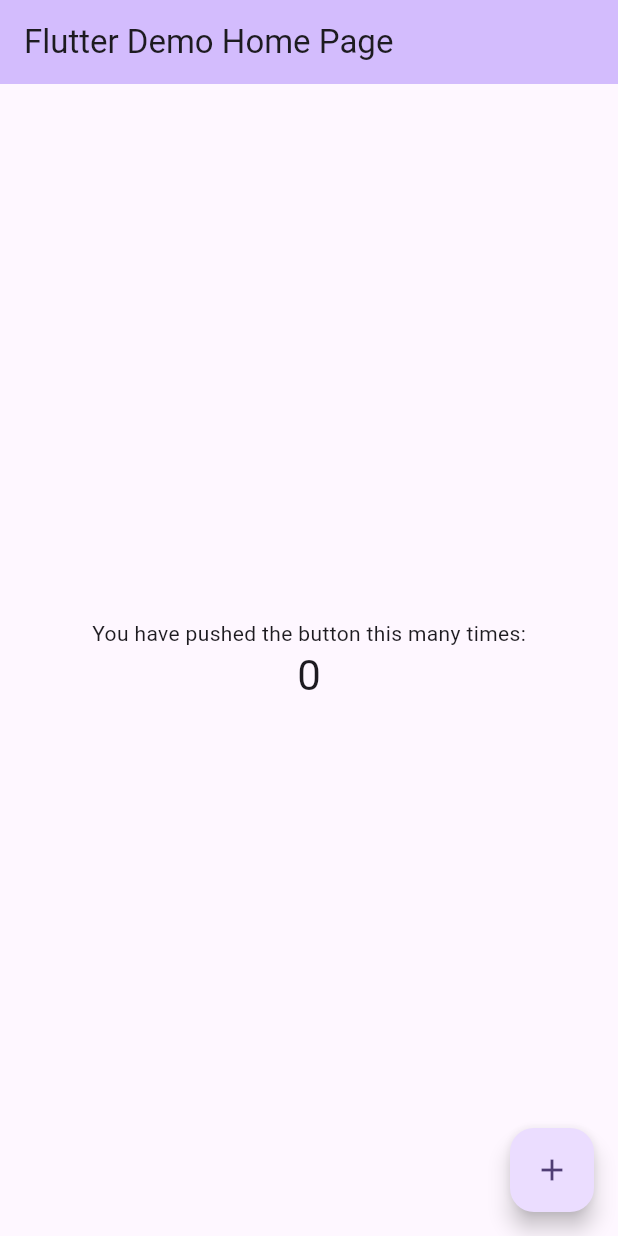
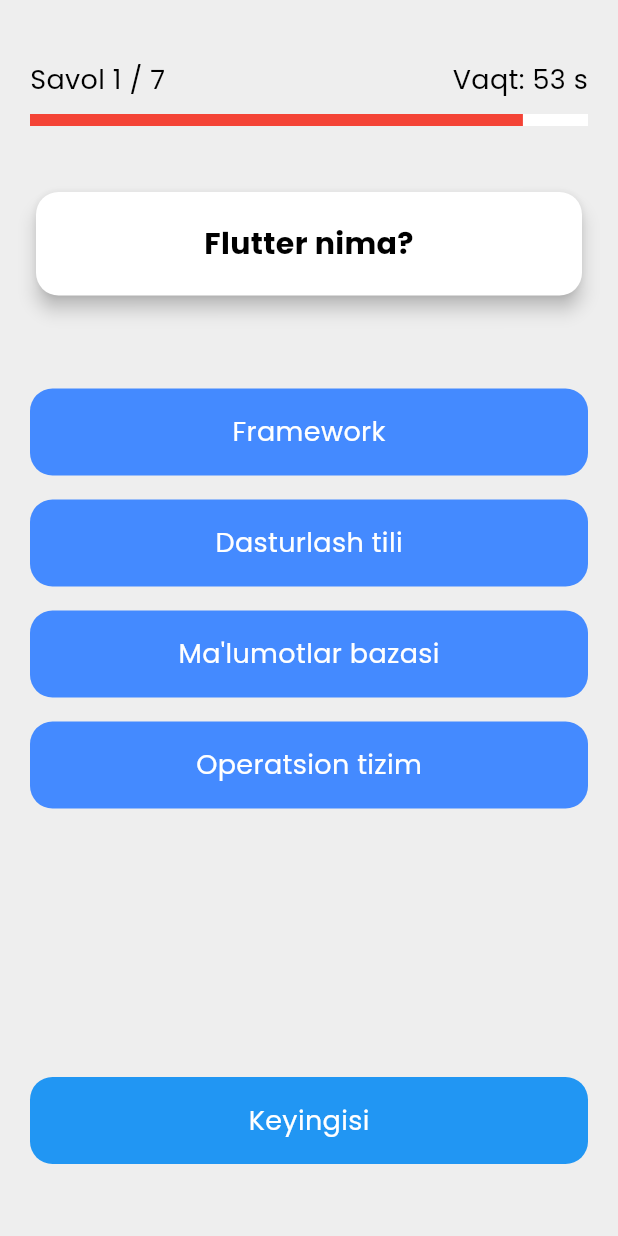
Before and after one commit to lochinbek0505/quiz_bot_front, a Flutter app: the screen it shows after launch, on a phone screen of 412 x 824 dp. Run offline on Flutter 3.47's test engine with Material 3 defaults, Android fonts, the light colour scheme and no system bars; our stand-ins replace fl_chart, google_fonts.

Commit message:
Bir nimalar qo'shdim

```diff
--- /dev/null
+++ b/lib/bot-ui/HomePage.dart
@@ -0,0 +1,275 @@
+import 'dart:async';
+import 'dart:convert';
+
+import 'package:fl_chart/fl_chart.dart';
+import 'package:flutter/material.dart';
+
+import '../model/quiz_model.dart';
+
+class HomePage extends StatefulWidget {
+  @override
+  _HomePageState createState() => _HomePageState();
+}
+
+class _HomePageState extends State<HomePage> {
+  int currentQuestion = 0;
+  int score = 0;
+  int totalTime = 60;
+  Timer? timer;
+  late QuizModel quizModel;
+
+  @override
+  void initState() {
+    super.initState();
+    startTimer();
+
+    String jsonData = '''[
+    {"question": "Flutter nima?", "options": ["Framework", "Dasturlash tili", "Ma'lumotlar bazasi", "Operatsion tizim"], "answer": 0},
+    {"question": "Dartda asosiy funksiya qaysi?", "options": ["start()", "run()", "main()", "execute()"], "answer": 2},
+    {"question": "StatefulWidget nima uchun ishlatiladi?", "options": ["O'zgaruvchan UI yaratish", "Statik UI yaratish", "Backend yozish", "Ma'lumot saqlash"], "answer": 0},
+    {"question": "Dartda String qanday e'lon qilinadi?", "options": ["string name", "String name", "var name = string", "define name = String"], "answer": 1},
+    {"question": "Flutter-da UI yaratish uchun qaysi til ishlatiladi?", "options": ["Java", "Kotlin", "Swift", "Dart"], "answer": 3},
+    {"question": "Flutter-da asosiy UI elementi nima?", "options": ["View", "Widget", "Component", "Element"], "answer": 1},
+    {"question": "setState() metodi qachon chaqiriladi?", "options": ["Ma'lumot o'zgarganda UI yangilash uchun", "Barcha widgetlarni yaratishda", "StatelessWidget ichida", "Ma'lumotni serverga jo'natishda"], "answer": 0}
+    ]''';
+    List<dynamic> jsonList = jsonDecode(jsonData);
+    quizModel = QuizModel.fromJson(jsonList);
+  }
+
+  void startTimer() {
+    timer?.cancel();
+    timer = Timer.periodic(Duration(seconds: 1), (timer) {
+      setState(() {
+        if (totalTime > 0) {
+          totalTime--;
+        } else {
+          timer.cancel();
+          Navigator.push(
+            context,
+            MaterialPageRoute(
+              builder:
+                  (context) =>
+                  ResultPage(
+                    score: score,
+                    total: quizModel.dataListList!.length,
+                  ),
+            ),
+          );
+        }
+      });
+    });
+  }
+
+  void checkAnswer(int selectedIndex) {
+    if (selectedIndex == quizModel.dataListList![currentQuestion].answer) {
+      score++;
+    }
+    setState(() {
+      if (currentQuestion < quizModel.dataListList!.length - 1) {
+        currentQuestion++;
+      } else {
+        timer?.cancel();
+        Navigator.push(
+          context,
+          MaterialPageRoute(
+            builder:
+                (context) =>
+                ResultPage(
+                  score: score,
+                  total: quizModel.dataListList!.length,
+                ),
+          ),
+        );
+      }
+    });
+  }
+
+  @override
+  Widget build(BuildContext context) {
+    return Scaffold(
+      body: Container(
+        padding: EdgeInsets.symmetric(horizontal: 20, vertical: 40),
+        decoration: BoxDecoration(color: Colors.grey.shade200),
+        child: Column(
+          crossAxisAlignment: CrossAxisAlignment.center,
+          children: [
+          Row(
+          mainAxisAlignment: MainAxisAlignment.spaceBetween,
+          children: [
+            Text(
+              "Savol ${currentQuestion + 1} / ${quizModel.dataListList!
+                  .length}",
+              style: TextStyle(fontSize: 18, color: Colors.black),
+            ),
+            Text(
+              "Vaqt: $totalTime s",
+              style: TextStyle(fontSize: 18, color: Colors.black),
+            ),
+          ],
+        ),
+        SizedBox(height: 10),
+        LinearProgressIndicator(
+          value: totalTime / 60,
+          backgroundColor: Colors.white,
+          color: Colors.red,
+          minHeight: 8,
+        ),
+        SizedBox(height: 40),
+        Card(
+          color: Colors.white,
+          elevation: 5,
+          shape: RoundedRectangleBorder(
+            borderRadius: BorderRadius.circular(15),
+          ),
+          child: SizedBox(
+            width: double.infinity,
+            child: Padding(
+              padding: EdgeInsets.all(20),
+              child: Text(
+                quizModel.dataListList![currentQuestion].question!,
+                style: TextStyle(
+                  fontSize: 20,
+                  fontWeight: FontWeight.bold,
+                  color: Colors.black,
+                ),
+                textAlign: TextAlign.center,
+              ),
+            ),
+          ),
+        ),
+        SizedBox(height: 50),
+        Expanded(
+          child: Container(
+            alignment: Alignment.center,
+            child: ListView.builder(
+              itemBuilder: (context, index) {
+                return GestureDetector(
+                  onTap: () => checkAnswer(index),
+                  child: Container(
+                    margin: EdgeInsets.symmetric(vertical: 8),
+                    padding: EdgeInsets.all(16),
+                    decoration: BoxDecoration(
+                      color: Colors.blueAccent,
+                      borderRadius: BorderRadius.circular(15),
+                    ),
+                    child: Center(
+                      child: Text(
+                        quizModel
+                            .dataListList![currentQuestion]
+                            .optionsList![index],
+                        style: TextStyle(fontSize: 18, color: Colors.white),
+                      ),
+                    ),
+                  ),
+                );
+              },
+              itemCount:
+              quizModel
+                  .dataListList![currentQuestion]
+                  .optionsList!
+                  .length,
+            ),
+          ),
+        ),
+        GestureDetector(
+          onTap: () {
+
+          },
+          child: Container(
+            margin: EdgeInsets.symmetric(vertical: 8),
+            padding: EdgeInsets.all(16),
+            decoration: BoxDecoration(
+              color: Colors.blue,
+              borderRadius: BorderRadius.circular(15),
+            ),
+            child: Center(
+              child: Text(
+                "Keyingisi",
+                style: TextStyle(fontSize: 18, color: Colors.white),
+              ),
+            ),
+          ),
+        )
+
+        ],
+      ),
+    ),);
+  }
+}
+
+class ResultPage extends StatelessWidget {
+  final int score;
+  final int total;
+
+  ResultPage({required this.score, required this.total});
+
+  @override
+  Widget build(BuildContext context) {
+    return Scaffold(
+      body: Container(
+        decoration: BoxDecoration(
+          gradient: LinearGradient(
+            colors: [Colors.blue.shade900, Colors.blue.shade600],
+            begin: Alignment.topLeft,
+            end: Alignment.bottomRight,
+          ),
+        ),
+        child: Center(
+          child: Column(
+            mainAxisAlignment: MainAxisAlignment.center,
+            children: [
+              Text(
+                "Sizning natijangiz",
+                style: TextStyle(
+                  fontSize: 22,
+                  fontWeight: FontWeight.bold,
+                  color: Colors.white,
+                ),
+              ),
+              SizedBox(height: 20),
+              Container(
+                height: 200,
+                width: 200,
+                child: PieChart(
+                  PieChartData(
+                    sections: [
+                      PieChartSectionData(
+                        value: score.toDouble(),
+                        title: "$score",
+                        color: Colors.green,
+                        radius: 50,
+                      ),
+                      PieChartSectionData(
+                        value: (total - score).toDouble(),
+                        title: "${total - score}",
+                        color: Colors.red,
+                        radius: 50,
+                      ),
+                    ],
+                  ),
+                ),
+              ),
+              SizedBox(height: 20),
+              ElevatedButton(
+                onPressed: () {
+                  Navigator.pop(context);
+                },
+                style: ElevatedButton.styleFrom(
+                  backgroundColor: Colors.white,
+                  foregroundColor: Colors.blueAccent,
+                  shape: RoundedRectangleBorder(
+                    borderRadius: BorderRadius.circular(10),
+                  ),
+                ),
+                child: Padding(
+                  padding: EdgeInsets.symmetric(horizontal: 30, vertical: 12),
+                  child: Text("Qayta boshlash", style: TextStyle(fontSize: 18)),
+                ),
+              ),
+            ],
+          ),
+        ),
+      ),
+    );
+  }
+}
--- a/lib/main.dart
+++ b/lib/main.dart
@@ -1,122 +1,23 @@
 import 'package:flutter/material.dart';
+import 'package:google_fonts/google_fonts.dart';
+import 'package:fl_chart/fl_chart.dart';
+import 'package:quiz_bot/bot-ui/HomePage.dart';
 
 void main() {
-  runApp(const MyApp());
+  runApp(QuizApp());
 }
 
-class MyApp extends StatelessWidget {
-  const MyApp({super.key});
-
-  // This widget is the root of your application.
+class QuizApp extends StatelessWidget {
   @override
   Widget build(BuildContext context) {
     return MaterialApp(
-      title: 'Flutter Demo',
+      debugShowCheckedModeBanner: false,
       theme: ThemeData(
-        // This is the theme of your application.
-        //
-        // TRY THIS: Try running your application with "flutter run". You'll see
-        // the application has a purple toolbar. Then, without quitting the app,
-        // try changing the seedColor in the colorScheme below to Colors.green
-        // and then invoke "hot reload" (save your changes or press the "hot
-        // reload" button in a Flutter-supported IDE, or press "r" if you used
-        // the command line to start the app).
-        //
-        // Notice that the counter didn't reset back to zero; the application
-        // state is not lost during the reload. To reset the state, use hot
-        // restart instead.
-        //
-        // This works for code too, not just values: Most code changes can be
-        // tested with just a hot reload.
-        colorScheme: ColorScheme.fromSeed(seedColor: Colors.deepPurple),
+        brightness: Brightness.light,
+        primaryColor: Colors.blueAccent,
+        textTheme: GoogleFonts.poppinsTextTheme(),
       ),
-      home: const MyHomePage(title: 'Flutter Demo Home Page'),
+      home: HomePage(),
     );
   }
 }
-
-class MyHomePage extends StatefulWidget {
-  const MyHomePage({super.key, required this.title});
-
-  // This widget is the home page of your application. It is stateful, meaning
-  // that it has a State object (defined below) that contains fields that affect
-  // how it looks.
-
-  // This class is the configuration for the state. It holds the values (in this
-  // case the title) provided by the parent (in this case the App widget) and
-  // used by the build method of the State. Fields in a Widget subclass are
-  // always marked "final".
-
-  final String title;
-
-  @override
-  State<MyHomePage> createState() => _MyHomePageState();
-}
-
-class _MyHomePageState extends State<MyHomePage> {
-  int _counter = 0;
-
-  void _incrementCounter() {
-    setState(() {
-      // This call to setState tells the Flutter framework that something has
-      // changed in this State, which causes it to rerun the build method below
-      // so that the display can reflect the updated values. If we changed
-      // _counter without calling setState(), then the build method would not be
-      // called again, and so nothing would appear to happen.
-      _counter++;
-    });
-  }
-
-  @override
-  Widget build(BuildContext context) {
-    // This method is rerun every time setState is called, for instance as done
-    // by the _incrementCounter method above.
-    //
-    // The Flutter framework has been optimized to make rerunning build methods
-    // fast, so that you can just rebuild anything that needs updating rather
-    // than having to individually change instances of widgets.
-    return Scaffold(
-      appBar: AppBar(
-        // TRY THIS: Try changing the color here to a specific color (to
-        // Colors.amber, perhaps?) and trigger a hot reload to see the AppBar
-        // change color while the other colors stay the same.
-        backgroundColor: Theme.of(context).colorScheme.inversePrimary,
-        // Here we take the value from the MyHomePage object that was created by
-        // the App.build method, and use it to set our appbar title.
-        title: Text(widget.title),
-      ),
-      body: Center(
-        // Center is a layout widget. It takes a single child and positions it
-        // in the middle of the parent.
-        child: Column(
-          // Column is also a layout widget. It takes a list of children and
-          // arranges them vertically. By default, it sizes itself to fit its
-          // children horizontally, and tries to be as tall as its parent.
-          //
-          // Column has various properties to control how it sizes itself and
-          // how it positions its children. Here we use mainAxisAlignment to
-          // center the children vertically; the main axis here is the vertical
-          // axis because Columns are vertical (the cross axis would be
-          // horizontal).
-          //
-          // TRY THIS: Invoke "debug painting" (choose the "Toggle Debug Paint"
-          // action in the IDE, or press "p" in the console), to see the
-          // wireframe for each widget.
-          mainAxisAlignment: MainAxisAlignment.center,
-          children: <Widget>[
-            const Text('You have pushed the button this many times:'),
-            Text(
-              '$_counter',
-              style: Theme.of(context).textTheme.headlineMedium,
-            ),
-          ],
-        ),
-      ),
-      floatingActionButton: FloatingActionButton(
-        onPressed: _incrementCounter,
-        tooltip: 'Increment',
-        child: const Icon(Icons.add),
-      ), // This trailing comma makes auto-formatting nicer for build methods.
-    );
-  }
-}
--- /dev/null
+++ b/lib/model/quiz_model.dart
@@ -0,0 +1,44 @@
+class DataList {
+  String? question;
+  List<String>? optionsList;
+  num? answer;
+
+  DataList({this.question, this.optionsList, this.answer});
+
+  Map<String, dynamic> toJson() {
+    final map = <String, dynamic>{};
+    map["question"] = question;
+    map["options"] = optionsList;
+    map["answer"] = answer;
+    return map;
+  }
+
+  DataList.fromJson(dynamic json){
+    question = json["question"];
+    optionsList = json["options"] != null ? json["options"].cast<String>() : [];
+    answer = json["answer"];
+  }
+}
+
+class QuizModel {
+  List<DataList>? dataListList;
+
+  QuizModel({this.dataListList});
+
+  Map<String, dynamic> toJson() {
+    final map = <String, dynamic>{};
+    if (dataListList != null) {
+      map["dataList"] = dataListList?.map((v) => v.toJson()).toList();
+    }
+    return map;
+  }
+
+  QuizModel.fromJson(dynamic json){
+    if (json != null) {
+      dataListList = [];
+      json.forEach((v) {
+        dataListList?.add(DataList.fromJson(v));
+      });
+    }
+  }
+}
--- a/pubspec.yaml
+++ b/pubspec.yaml
@@ -34,6 +34,10 @@
   # The following adds the Cupertino Icons font to your application.
   # Use with the CupertinoIcons class for iOS style icons.
   cupertino_icons: ^1.0.8
+  percent_indicator: ^4.2.4
+  google_fonts: ^6.2.1
+  lottie: ^3.3.1
+  fl_chart: ^0.70.2
 
 dev_dependencies:
   flutter_test:
```
Also changed, not shown: lib/bot-ui/ResultPage.dart (added, +76 -0 lines), lib/admin-ui/CreatePage.dart (added), lib/admin-ui/UpdatePage.dart (added), lib/bot-ui/RatePage.dart (added), pubspec.lock.
